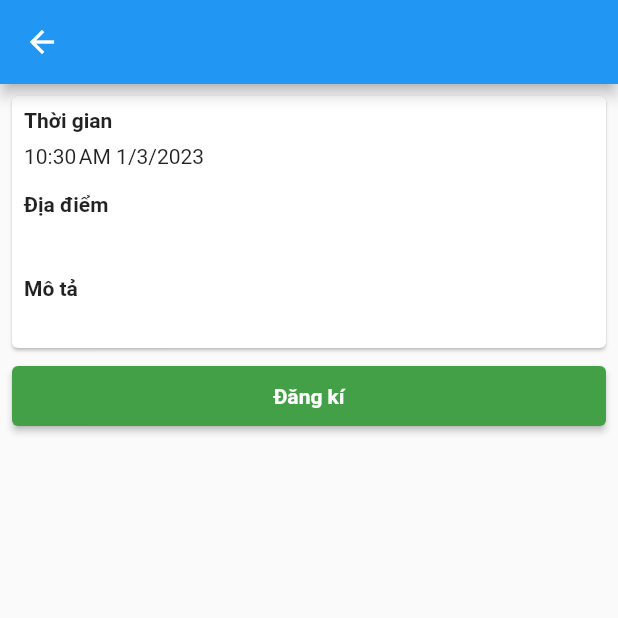
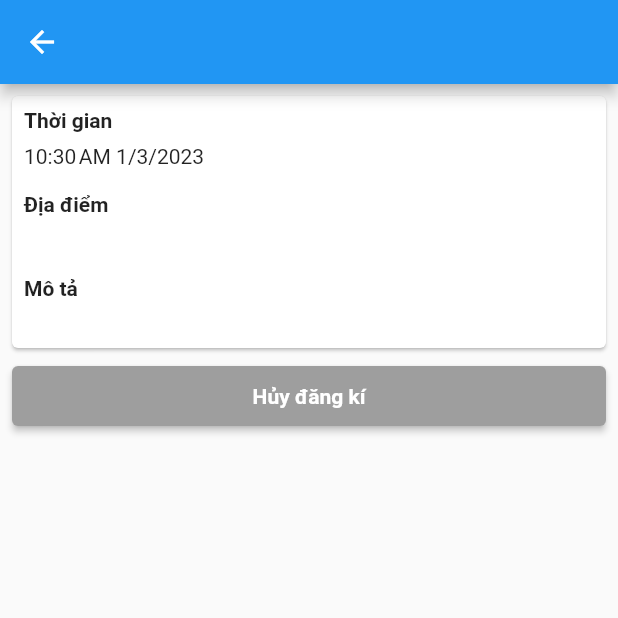
Before and after one commit to zeemrx0/gd_club_app, a Flutter app: the EventDetailScreen screen opened directly with empty values, after a tap on "Đăng kí", on a phone screen of 412 x 824 dp, the top half of it. Run offline on Flutter 3.47's test engine with Material 2 defaults, Android fonts, the phone set to English and light mode, and no system bars; our stand-ins replace cloud_firestore, firebase_auth, firebase_core, flutter_datetime_picker; accounts and stored records are empty.

Commit message:
[Fix] Rerender event detail when toggle registered status

```diff
--- a/lib/providers/event.dart
+++ b/lib/providers/event.dart
@@ -1,3 +1,5 @@
+import 'package:cloud_firestore/cloud_firestore.dart';
+import 'package:firebase_auth/firebase_auth.dart';
 import 'package:flutter/material.dart';
 
 class Event with ChangeNotifier {
@@ -19,4 +21,21 @@ class Event with ChangeNotifier {
     required this.organizerId,
     this.isRegistered = false,
   });
+
+  void toggleRegistered() {
+    User user = FirebaseAuth.instance.currentUser!;
+
+    FirebaseFirestore.instance
+        .collection('users')
+        .doc(user.uid)
+        .collection('registrations')
+        .doc(id)
+        .set({
+      'dateTime': isRegistered ? null : Timestamp.now(),
+    });
+
+    isRegistered = !isRegistered;
+
+    notifyListeners();
+  }
 }
--- a/lib/screens/event_detail_screen.dart
+++ b/lib/screens/event_detail_screen.dart
@@ -3,17 +3,31 @@ import 'package:flutter/src/widgets/container.dart';
 import 'package:flutter/src/widgets/framework.dart';
 import 'package:gd_club_app/providers/event.dart';
 import 'package:intl/intl.dart';
+import 'package:provider/provider.dart';
 
-class EventDetailScreen extends StatelessWidget {
+class EventDetailScreen extends StatefulWidget {
   static const routeName = '/event-detail';
+
+  @override
+  State<EventDetailScreen> createState() => _EventDetailScreenState();
+}
+
+class _EventDetailScreenState extends State<EventDetailScreen> {
+  @override
+  void dispose() {
+    super.dispose();
+  }
 
   @override
   Widget build(BuildContext context) {
     final event = ModalRoute.of(context)!.settings.arguments as Event;
 
-    return Scaffold(
+    return ChangeNotifierProvider.value(
+      value: event,
+      child: Consumer<Event>(
+        builder: (context, value, child) => Scaffold(
           appBar: AppBar(
-        title: Text(event.title),
+            title: Text(value.title),
           ),
           body: Container(
             margin: const EdgeInsets.all(8.0),
@@ -34,7 +48,7 @@ class EventDetailScreen extends StatelessWidget {
                         const SizedBox(
                           height: 8,
                         ),
-                    Text(DateFormat.jm().add_yMd().format(event.dateTime)),
+                        Text(DateFormat.jm().add_yMd().format(value.dateTime)),
                         const SizedBox(
                           height: 16.0,
                         ),
@@ -45,7 +59,7 @@ class EventDetailScreen extends StatelessWidget {
                         const SizedBox(
                           height: 8,
                         ),
-                    Text(event.location),
+                        Text(value.location),
                         const SizedBox(
                           height: 16.0,
                         ),
@@ -56,38 +70,44 @@ class EventDetailScreen extends StatelessWidget {
                         const SizedBox(
                           height: 8,
                         ),
-                    Text(event.description ?? ''),
+                        Text(value.description ?? ''),
                       ],
                     ),
                   ),
                 ),
-            if (event.isRegistered)
+                if (value.isRegistered)
                   ElevatedButton(
                     style: ElevatedButton.styleFrom(
                       minimumSize: const Size.fromHeight(40),
                       backgroundColor: Colors.grey[500],
                       foregroundColor: Colors.white,
                     ),
-                onPressed: () {},
+                    onPressed: () {
+                      value.toggleRegistered();
+                    },
                     child: const Text(
                       'Hủy đăng kí',
                       style: TextStyle(fontWeight: FontWeight.bold),
                     ),
                   ),
-            if (!event.isRegistered)
+                if (!value.isRegistered)
                   ElevatedButton(
                     style: ElevatedButton.styleFrom(
                       minimumSize: const Size.fromHeight(40),
                       backgroundColor: Colors.green[600],
                       foregroundColor: Colors.white,
                     ),
-                onPressed: () {},
+                    onPressed: () {
+                      value.toggleRegistered();
+                    },
                     child: const Text(
                       'Đăng kí',
                       style: TextStyle(fontWeight: FontWeight.bold),
                     ),
-              )
+                  ),
               ],
+            ),
+          ),
         ),
       ),
     );
```
Lines whose indentation alone changed are shown as unchanged.
